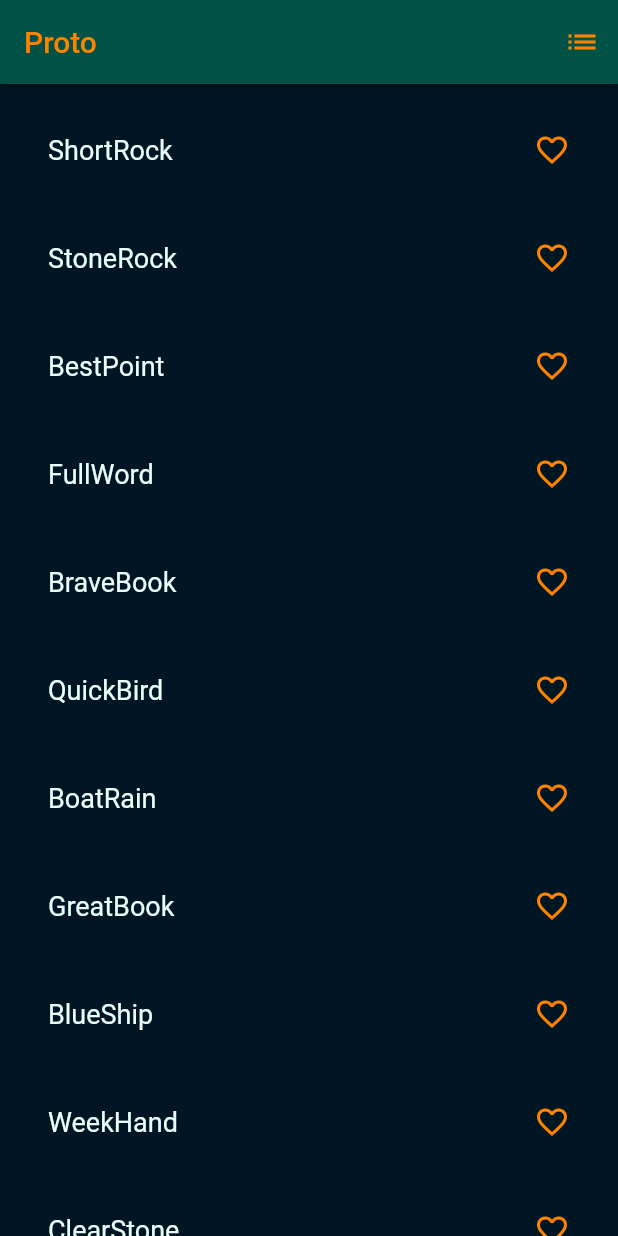
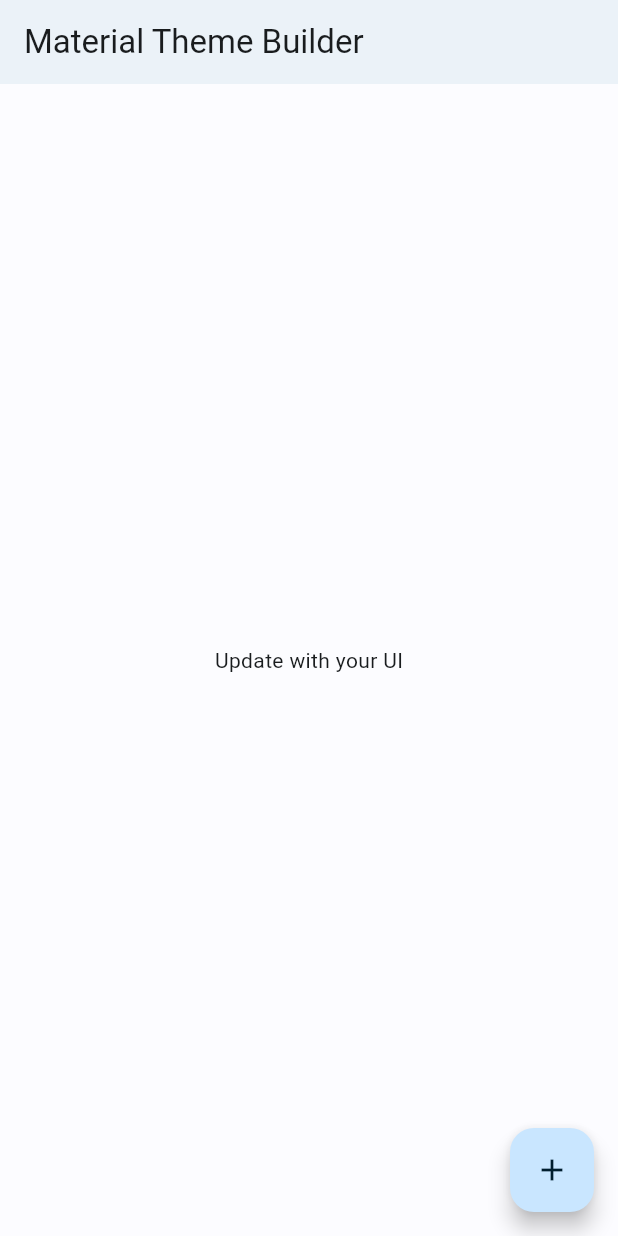
Before and after one commit to quantum9Innovation/proto, a Flutter app: the screen it shows after launch, on a phone screen of 412 x 824 dp. Run offline on Flutter 3.47's test engine with Material 2 defaults, Android fonts, the phone set to English and light mode, and no system bars.

Commit message:
Replace app to M3 template

```diff
--- /dev/null
+++ b/lib/home.dart
@@ -0,0 +1,29 @@
+import 'package:flutter/material.dart';
+
+class Home extends StatelessWidget {
+  const Home({Key? key}) : super(key: key);
+
+  // This widget is the root of your application.
+  @override
+  Widget build(BuildContext context) {
+    return Scaffold(
+        appBar: AppBar(
+          elevation: 2,
+          title: const Text('Material Theme Builder'),
+        ),
+        body: Center(
+          child: Column(
+            mainAxisAlignment: MainAxisAlignment.center,
+            children: const [
+              Text(
+                'Update with your UI',
+              ),
+            ],
+          ),
+        ),
+        floatingActionButton: FloatingActionButton(
+            onPressed: () => {},
+            tooltip: 'Increment',
+            child: const Icon(Icons.add)));
+  }
+}
--- a/lib/main.dart
+++ b/lib/main.dart
@@ -1,25 +1,22 @@
 import 'package:flutter/material.dart';
-import "sample.dart"; //sample random app
+import 'colors.g.dart';
+import 'home.dart';
 
 void main() {
   runApp(const MyApp());
 }
 
 class MyApp extends StatelessWidget {
-  const MyApp({super.key});
+  const MyApp({Key? key}) : super(key: key);
 
+  // This widget is the root of your application.
   @override
   Widget build(BuildContext context) {
     return MaterialApp(
-      title: 'Proto',
+      theme: ThemeData(useMaterial3: true, colorScheme: lightColorScheme),
+      darkTheme: ThemeData(useMaterial3: true, colorScheme: darkColorScheme),
       debugShowCheckedModeBanner: false,
-      theme: ThemeData(
-        appBarTheme: const AppBarTheme(
-          backgroundColor: Color(0xFFFF8200),
-          foregroundColor: Color(0xFFE6FFF9),
-        ),
-      ),
-      home: const RandomWords(), // And add the const back here.
+      home: const Home(),
     );
   }
 }
--- a/lib/sample.dart
+++ /dev/null
@@ -1,117 +0,0 @@
-import 'package:english_words/english_words.dart';
-import 'package:flutter/material.dart';
-
-class RandomWords extends StatefulWidget {
-  const RandomWords({super.key});
-
-  @override
-  State<RandomWords> createState() => _RandomWordsState();
-}
-
-class _RandomWordsState extends State<RandomWords> {
-  final _suggestions = <WordPair>[];
-  final _saved = <WordPair>{};
-  final _biggerFont = const TextStyle(
-    fontSize: 18,
-    color: Color(0xFFE6FFF9),
-  );
-
-  void _pushSaved() {
-    Navigator.of(context).push(
-      MaterialPageRoute<void>(
-        builder: (context) {
-          final tiles = _saved.map(
-            (pair) {
-              return ListTile(
-                title: Text(
-                  pair.asPascalCase,
-                  style: _biggerFont,
-                ),
-              );
-            },
-          );
-          final divided = tiles.isNotEmpty
-              ? ListTile.divideTiles(
-                  context: context,
-                  tiles: tiles,
-                ).toList()
-              : <Widget>[];
-
-          return Scaffold(
-              appBar: AppBar(
-                title: const Text(
-                  'Saved Suggestions',
-                  style: TextStyle(
-                    color: Color(0xFFFF8200),
-                  ),
-                ),
-                backgroundColor: const Color(0xFF005247),
-              ),
-              body: Container(
-                color: const Color(0xFF001624),
-                child: ListView(children: divided),
-              ));
-        },
-      ),
-    );
-  }
-
-  @override
-  Widget build(BuildContext context) {
-    return Scaffold(
-        appBar: AppBar(
-          title: const Text(
-            'Proto',
-            style: TextStyle(
-              color: Color(0xFFFF8200),
-            ),
-          ),
-          actions: [
-            IconButton(
-              icon: const Icon(Icons.list),
-              onPressed: _pushSaved,
-              tooltip: 'Saved Suggestions',
-              color: Color(0xFFFF8200),
-            ),
-          ],
-          backgroundColor: const Color(0xFF005247),
-        ),
-        body: Container(
-          color: Color(0xFF001624),
-          child: ListView.builder(
-            padding: const EdgeInsets.all(16.0),
-            itemBuilder: /*1*/ (context, i) {
-              if (i.isOdd) return const Divider(); /*2*/
-
-              final index = i ~/ 2; /*3*/
-              if (index >= _suggestions.length) {
-                _suggestions.addAll(generateWordPairs().take(10)); /*4*/
-              }
-
-              final alreadySaved = _saved.contains(_suggestions[index]);
-
-              return ListTile(
-                title: Text(
-                  _suggestions[index].asPascalCase,
-                  style: _biggerFont,
-                ),
-                trailing: Icon(
-                  alreadySaved ? Icons.favorite : Icons.favorite_border,
-                  color: alreadySaved ? Colors.red : const Color(0xFFFF8200),
-                  semanticLabel: alreadySaved ? 'Remove from saved' : 'Save',
-                ),
-                onTap: () {
-                  setState(() {
-                    if (alreadySaved) {
-                      _saved.remove(_suggestions[index]);
-                    } else {
-                      _saved.add(_suggestions[index]);
-                    }
-                  });
-                },
-              );
-            },
-          ),
-        ));
-  }
-}
```
Also changed, not shown: lib/colors.g.dart (added).
